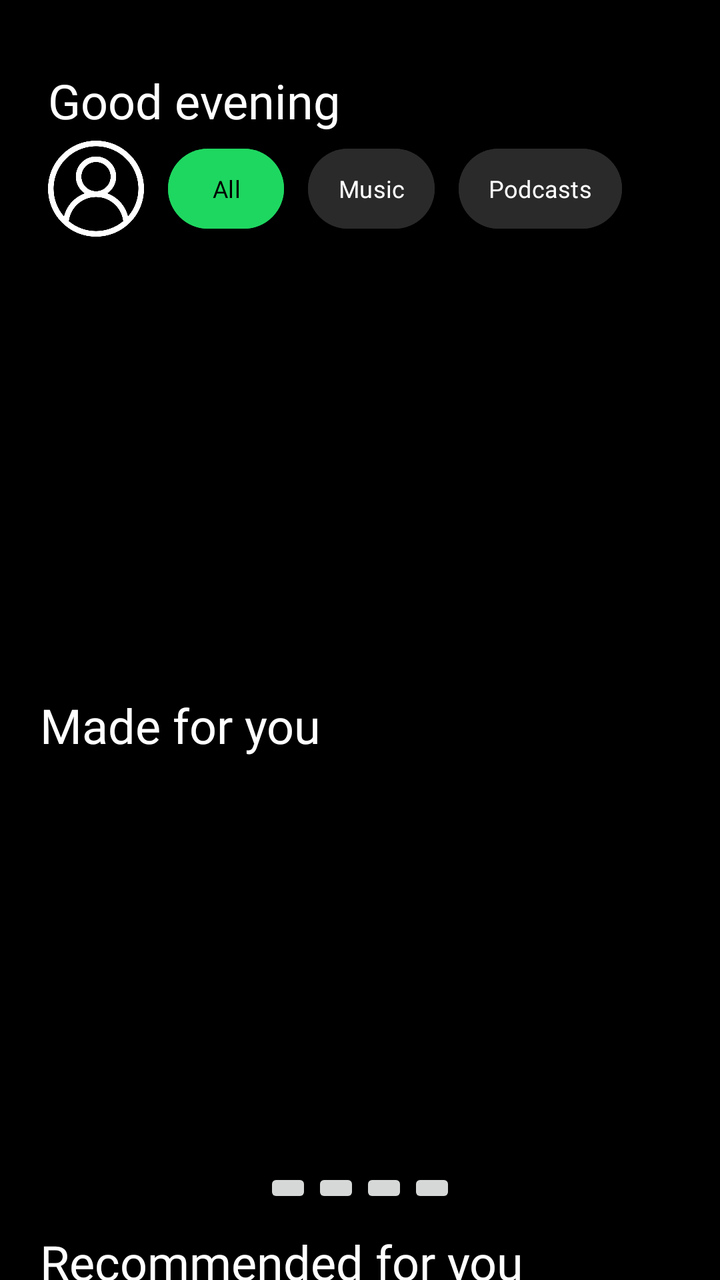
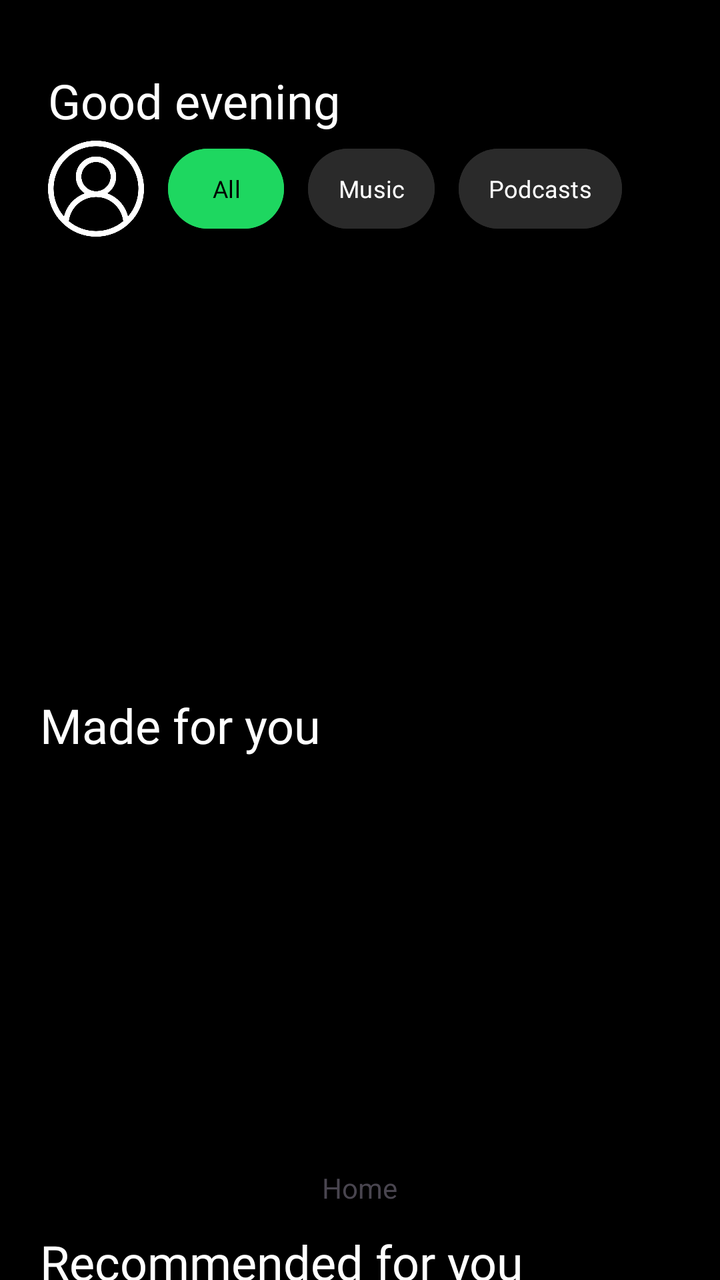

Compare the two renders of this Android layout. The source of the first and the diff that turns it into the second are given below.
<!-- AndroidManifest.xml: application theme Theme.CloneSpotify -->
<!-- res/layout/activity_main_screen.xml -->
<?xml version="1.0" encoding="utf-8"?>
<androidx.constraintlayout.widget.ConstraintLayout xmlns:android="http://schemas.android.com/apk/res/android"
    xmlns:app="http://schemas.android.com/apk/res-auto"
    xmlns:tools="http://schemas.android.com/tools"
    android:id="@+id/main"
    android:layout_width="match_parent"
    android:layout_height="match_parent"
    android:background="@color/black"
    tools:context=".MainScreen">

    
    <androidx.constraintlayout.widget.ConstraintLayout
        android:id="@+id/topBar"
        android:layout_width="0dp"
        android:layout_height="wrap_content"
        android:layout_margin="16dp"
        android:layout_marginTop="16dp"
        android:padding="8dp"
        app:layout_constraintEnd_toEndOf="parent"
        app:layout_constraintStart_toStartOf="parent"
        app:layout_constraintTop_toTopOf="parent">

        <TextView
            android:id="@+id/greetUser"
            android:layout_width="0dp"
            android:layout_height="wrap_content"
            android:layout_marginTop="10dp"
            android:fontFamily="@font/be_vietnam_pro_semibold"
            android:text="@string/good_evening"
            android:textColor="@color/white"
            android:textSize="24sp"
            app:layout_constraintStart_toStartOf="parent"
            app:layout_constraintTop_toTopOf="parent" />

        <ImageView
            android:id="@+id/userImage"
            android:layout_width="48dp"
            android:layout_height="48dp"
            android:layout_marginTop="4dp"
            android:contentDescription="@string/user_image"
            android:src="@drawable/user"
            app:layout_constraintStart_toStartOf="parent"
            app:layout_constraintTop_toBottomOf="@id/greetUser"
            app:tint="@color/white" />

        <com.google.android.material.button.MaterialButton
            android:id="@+id/allBtn"
            android:layout_width="58dp"
            android:layout_height="48dp"
            android:layout_marginStart="12dp"
            android:layout_marginTop="4dp"
            android:backgroundTint="@color/green"
            android:fontFamily="@font/be_vietnam_pro_light"
            android:minWidth="0dp"
            android:minHeight="0dp"
            android:paddingHorizontal="15dp"
            android:paddingVertical="4dp"
            android:text="@string/all"
            android:textColor="@color/black"
            android:textSize="12sp"
            app:cornerRadius="30dp"
            app:layout_constraintStart_toEndOf="@id/userImage"
            app:layout_constraintTop_toBottomOf="@id/greetUser" />

        <com.google.android.material.button.MaterialButton
            android:id="@+id/musicBtn"
            android:layout_width="wrap_content"
            android:layout_height="48dp"
            android:layout_marginStart="12dp"
            android:layout_marginTop="4dp"
            android:backgroundTint="#2A2A2A"
            android:fontFamily="@font/be_vietnam_pro_light"
            android:minWidth="0dp"
            android:minHeight="0dp"
            android:paddingHorizontal="15dp"
            android:paddingVertical="4dp"
            android:text="@string/music"
            android:textColor="@color/white"
            android:textSize="12sp"
            app:cornerRadius="30dp"
            app:layout_constraintStart_toEndOf="@id/allBtn"
            app:layout_constraintTop_toBottomOf="@id/greetUser" />

        <com.google.android.material.button.MaterialButton
            android:layout_width="wrap_content"
            android:layout_height="48dp"
            android:layout_marginStart="12dp"
            android:layout_marginTop="4dp"
            android:backgroundTint="#2A2A2A"
            android:fontFamily="@font/be_vietnam_pro_light"
            android:minWidth="0dp"
            android:minHeight="0dp"
            android:paddingHorizontal="15dp"
            android:paddingVertical="4dp"
            android:text="@string/podcasts"
            android:textColor="@color/white"
            android:textSize="12sp"
            app:cornerRadius="30dp"
            app:layout_constraintStart_toEndOf="@id/musicBtn"
            app:layout_constraintTop_toBottomOf="@id/greetUser" />
    </androidx.constraintlayout.widget.ConstraintLayout>

    
    <LinearLayout
        android:id="@+id/RecentPlaylists"
        android:layout_width="match_parent"
        android:layout_height="wrap_content"
        android:layout_margin="16dp"
        android:layout_marginTop="16dp"
        android:orientation="horizontal"
        android:paddingStart="8dp"
        android:paddingEnd="8dp"
        app:layout_constraintStart_toStartOf="parent"
        app:layout_constraintTop_toBottomOf="@id/topBar">

        
        <androidx.constraintlayout.widget.ConstraintLayout
            android:id="@+id/RecentPlaylistsRow1"
            android:layout_width="wrap_content"
            android:layout_height="wrap_content"
            android:layout_marginTop="4dp">

            <androidx.recyclerview.widget.RecyclerView
                android:id="@+id/PlaylistRecycler01"
                android:layout_width="0dp"
                android:layout_height="180dp"
                android:clipToPadding="false"
                app:layoutManager="androidx.recyclerview.widget.LinearLayoutManager"
                app:layout_constraintStart_toStartOf="parent"
                app:layout_constraintTop_toTopOf="parent"
                tools:listitem="@layout/item_playlist" />
        </androidx.constraintlayout.widget.ConstraintLayout>

        
        <androidx.constraintlayout.widget.ConstraintLayout
            android:id="@+id/RecentPlaylistsRow2"
            android:layout_width="175dp"
            android:layout_height="wrap_content"
            android:layout_marginStart="14dp"
            android:layout_marginTop="4dp">

            <androidx.recyclerview.widget.RecyclerView
                android:id="@+id/PlaylistRecycler02"
                android:layout_width="0dp"
                android:layout_height="180dp"
                android:clipToPadding="false"
                app:layoutManager="androidx.recyclerview.widget.LinearLayoutManager"
                app:layout_constraintStart_toStartOf="parent"
                app:layout_constraintTop_toTopOf="parent"
                tools:listitem="@layout/item_playlist" />
        </androidx.constraintlayout.widget.ConstraintLayout>
    </LinearLayout>

    
    <androidx.constraintlayout.widget.ConstraintLayout
        android:id="@+id/MakeForYouPlaylists"
        android:layout_width="match_parent"
        android:layout_height="wrap_content"
        android:layout_margin="12dp"
        android:layout_marginTop="16dp"
        android:padding="8dp"
        app:layout_constraintStart_toStartOf="parent"
        app:layout_constraintTop_toBottomOf="@id/RecentPlaylists">

        <TextView
            android:id="@+id/MadeForYouText"
            android:layout_width="wrap_content"
            android:layout_height="wrap_content"
            android:layout_marginEnd="2dp"
            android:fontFamily="@font/be_vietnam_pro_semibold"
            android:text="@string/made_for_you"
            android:textColor="@color/white"
            android:textSize="24sp"
            app:layout_constraintStart_toStartOf="parent"
            app:layout_constraintTop_toTopOf="parent" />

        <LinearLayout
            android:layout_width="match_parent"
            android:layout_height="wrap_content"
            android:layout_marginTop="10dp"
            android:orientation="horizontal"
            app:layout_constraintStart_toStartOf="parent"
            app:layout_constraintTop_toBottomOf="@id/MadeForYouText">

            <androidx.recyclerview.widget.RecyclerView
                android:id="@+id/SecondPlaylists"
                android:layout_width="wrap_content"
                android:layout_height="198dp"
                android:clipToPadding="false"
                android:orientation="horizontal"
                android:scrollbars="horizontal"
                app:layoutManager="androidx.recyclerview.widget.LinearLayoutManager"
                tools:listitem="@layout/item_playlist02" />
        </LinearLayout>
    </androidx.constraintlayout.widget.ConstraintLayout>

    <androidx.constraintlayout.widget.ConstraintLayout
        android:id="@+id/RecommendedForYou"
        android:layout_width="match_parent"
        android:layout_height="wrap_content"
        android:layout_margin="12dp"
        android:layout_marginTop="16dp"
        android:padding="8dp"
        app:layout_constraintStart_toStartOf="parent"
        app:layout_constraintTop_toBottomOf="@id/MakeForYouPlaylists">

        <TextView
            android:id="@+id/RecommendedForYouText"
            android:layout_width="wrap_content"
            android:layout_height="wrap_content"
            android:layout_marginEnd="2dp"
            android:fontFamily="@font/be_vietnam_pro_semibold"
            android:text="@string/recommended_for_you"
            android:textColor="@color/white"
            android:textSize="24sp"
            app:layout_constraintStart_toStartOf="parent"
            app:layout_constraintTop_toTopOf="parent" />

        <LinearLayout
            android:layout_width="match_parent"
            android:layout_height="wrap_content"
            android:layout_marginTop="10dp"
            android:orientation="horizontal"
            app:layout_constraintStart_toStartOf="parent"
            app:layout_constraintTop_toBottomOf="@id/RecommendedForYouText">

            <androidx.recyclerview.widget.RecyclerView
                android:id="@+id/ThirdPlaylists"
                android:layout_width="wrap_content"
                android:layout_height="198dp"
                android:clipToPadding="false"
                android:orientation="horizontal"
                android:scrollbars="horizontal"
                app:layoutManager="androidx.recyclerview.widget.LinearLayoutManager"
                tools:listitem="@layout/item_playlist02" />
        </LinearLayout>
    </androidx.constraintlayout.widget.ConstraintLayout>

    <androidx.constraintlayout.widget.ConstraintLayout
        android:id="@+id/ActivityBar"
        android:layout_width="match_parent"
        android:layout_height="110dp"
        app:layout_constraintBottom_toBottomOf="parent"
        app:layout_constraintEnd_toEndOf="parent"
        app:layout_constraintStart_toStartOf="parent">

        <LinearLayout
            android:layout_width="match_parent"
            android:layout_height="92dp"
            android:gravity="center"
            android:orientation="horizontal"
            app:layout_constraintBottom_toBottomOf="parent"
            app:layout_constraintEnd_toEndOf="parent"
            app:layout_constraintStart_toStartOf="parent">

            <ImageButton
                android:id="@+id/HomeButton"
                android:layout_width="wrap_content"
                android:layout_height="wrap_content"
                android:contentDescription="@string/home_button" />

            <ImageButton
                android:id="@+id/SearchButton"
                android:layout_width="wrap_content"
                android:layout_height="wrap_content"
                android:contentDescription="@string/search_button" />

            <ImageButton
                android:id="@+id/LibraryButton"
                android:layout_width="wrap_content"
                android:layout_height="wrap_content"
                android:contentDescription="@string/library_button" />

            <ImageButton
                android:id="@+id/CreateButton"
                android:layout_width="wrap_content"
                android:layout_height="wrap_content"
                android:contentDescription="@string/create_button" />
        </LinearLayout>

    </androidx.constraintlayout.widget.ConstraintLayout>
</androidx.constraintlayout.widget.ConstraintLayout>
<!-- res/layout/item_playlist.xml (included above) -->
<?xml version="1.0" encoding="utf-8"?>
<androidx.cardview.widget.CardView xmlns:android="http://schemas.android.com/apk/res/android"
    xmlns:app="http://schemas.android.com/apk/res-auto"
    android:layout_width="175dp"
    android:layout_height="56dp"
    android:backgroundTint="@color/grey_background"
    android:layout_marginTop="4dp"
    app:cardElevation="4dp"
    app:cardCornerRadius="4dp">

    <LinearLayout
        android:layout_width="match_parent"
        android:layout_height="match_parent"
        android:orientation="horizontal">

        <ImageView
            android:id="@+id/ImageAlb"
            android:layout_width="56dp"
            android:layout_height="56dp"
            android:contentDescription="@string/albumImage"
            android:scaleType="centerCrop"/>

        <com.google.android.material.button.MaterialButton
            android:id="@+id/PlaylistTittle"
            android:layout_width="match_parent"
            android:layout_height="match_parent"
            android:backgroundTint="@color/grey_background"
            android:ellipsize="end"
            android:fontFamily="@font/be_vietnam_pro_semibold"
            android:gravity="start|center"
            android:maxLines="2"
            android:padding="8dp"
            android:text="@string/sample_title"
            android:textSize="11sp"
            android:textColor="@color/white"
            app:cornerRadius="5dp"/>
    </LinearLayout>
</androidx.cardview.widget.CardView>
<!-- res/layout/item_playlist02.xml (included above) -->
<?xml version="1.0" encoding="utf-8"?>
<androidx.cardview.widget.CardView xmlns:android="http://schemas.android.com/apk/res/android"
    android:layout_width="150dp"
    android:layout_height="198dp"
    android:layout_marginEnd="8dp"
    xmlns:app="http://schemas.android.com/apk/res-auto">
    <LinearLayout
        android:layout_width="match_parent"
        android:layout_height="wrap_content"
        android:orientation="horizontal">
        <androidx.constraintlayout.widget.ConstraintLayout
            android:id="@+id/horizontalCardView"
            android:layout_width="match_parent"
            android:layout_height="match_parent"
            android:orientation="vertical"
            android:background="@color/black">

            <ImageButton
                android:id="@+id/AlbImage"
                android:layout_width="150dp"
                android:layout_height="150dp"
                android:contentDescription="@string/albumImage"
                android:scaleType="centerInside"
                android:background="@android:color/transparent"
                app:layout_constraintTop_toTopOf="@id/horizontalCardView"
                app:layout_constraintStart_toStartOf="@id/horizontalCardView"/>

            <com.google.android.material.button.MaterialButton
                android:id="@+id/Playlist02Tittle"
                android:layout_width="match_parent"
                android:layout_height="48dp"
                android:ellipsize="end"
                android:fontFamily="@font/be_vietnam_pro_light"
                android:gravity="start"
                android:maxLines="2"
                android:padding="4dp"
                android:text="@string/sample_title"
                android:textColor="@color/white"
                android:backgroundTint="@color/black"
                android:alpha="0.77"
                android:textSize="12sp"
                app:cornerRadius="0dp"
                app:layout_constraintTop_toBottomOf="@id/AlbImage"
                app:layout_constraintStart_toStartOf="@+id/horizontalCardView"/>
        </androidx.constraintlayout.widget.ConstraintLayout>
    </LinearLayout>

</androidx.cardview.widget.CardView>
<!-- resources referenced by this layout -->
<resources>
  <color name="black">#FF000000</color>
  <color name="green">#1ED760</color>
  <color name="grey_background">#2A2A2A</color>
  <color name="white">#FFFFFFFF</color>
  <!-- drawable user: png bitmap (drawable, 24852 bytes) -->
  <string name="albumImage">albumImage</string>
  <string name="all">All</string>
  <string name="create_button">create_button</string>
  <string name="good_evening">Good evening</string>
  <string name="home_button">home_button</string>
  <string name="library_button">library_button</string>
  <string name="made_for_you">Made for you</string>
  <string name="music">Music</string>
  <string name="podcasts">Podcasts</string>
  <string name="recommended_for_you">Recommended for you</string>
  <string name="sample_title">Sample title</string>
  <string name="search_button">search_button</string>
  <string name="user_image">user image</string>
  <style name="Theme.CloneSpotify" parent="Base.Theme.CloneSpotify" />
  <style name="Base.Theme.CloneSpotify" parent="Theme.Material3.DayNight.NoActionBar">
          
          
      </style>
</resources>

<!-- the commit's change to res/layout/activity_main_screen.xml (unified diff, before → after) -->
@@ -236,6 +236,7 @@
         </LinearLayout>
     </androidx.constraintlayout.widget.ConstraintLayout>
 
+    
     <androidx.constraintlayout.widget.ConstraintLayout
         android:id="@+id/ActivityBar"
         android:layout_width="match_parent"
@@ -253,28 +254,50 @@
             app:layout_constraintEnd_toEndOf="parent"
             app:layout_constraintStart_toStartOf="parent">
 
-            <ImageButton
-                android:id="@+id/HomeButton"
-                android:layout_width="wrap_content"
-                android:layout_height="wrap_content"
-                android:contentDescription="@string/home_button" />
+            <LinearLayout
+                android:id="@+id/HomeButtonLayout"
+                android:layout_width="50dp"
+                android:layout_height="50dp"
+                android:orientation="vertical"
+                android:gravity="center">
+
+                <ImageButton
+                    android:id="@+id/HomeButton"
+                    android:layout_width="wrap_content"
+                    android:layout_height="wrap_content"
+                    android:scaleType="centerInside"
+                    android:background="@android:color/transparent"
+                    android:contentDescription="@string/home_button"/>
+
+                <TextView
+                    android:layout_width="wrap_content"
+                    android:layout_height="wrap_content"
+                    android:text="@string/home"/>
+            </LinearLayout>
+
 
             <ImageButton
                 android:id="@+id/SearchButton"
                 android:layout_width="wrap_content"
                 android:layout_height="wrap_content"
+                android:scaleType="centerInside"
+                android:background="@android:color/transparent"
                 android:contentDescription="@string/search_button" />
 
             <ImageButton
                 android:id="@+id/LibraryButton"
                 android:layout_width="wrap_content"
                 android:layout_height="wrap_content"
+                android:scaleType="centerInside"
+                android:background="@android:color/transparent"
                 android:contentDescription="@string/library_button" />
 
             <ImageButton
                 android:id="@+id/CreateButton"
                 android:layout_width="wrap_content"
                 android:layout_height="wrap_content"
+                android:scaleType="centerInside"
+                android:background="@android:color/transparent"
                 android:contentDescription="@string/create_button" />
         </LinearLayout>
 
<!-- resource entries referenced after the edit -->
@@ -9,6 +9,7 @@
   <string name="all">All</string>
   <string name="create_button">create_button</string>
   <string name="good_evening">Good evening</string>
+  <string name="home">Home</string>
   <string name="home_button">home_button</string>
   <string name="library_button">library_button</string>
   <string name="made_for_you">Made for you</string>
